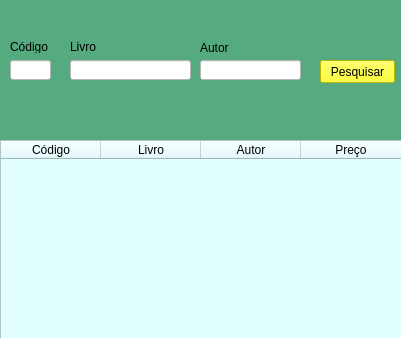
Above: arquivos_ui/TelaBuscaLivros.ui from programming-island/Biblioteca2.0 before the change. Below: the same form after it.
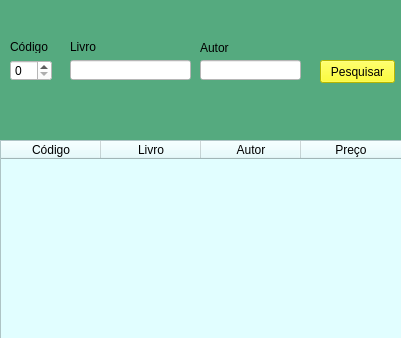
That is the form after the change. Icons and pictures are not drawn.

Commit message: Pagina de add livro e pesquisa

Diff of the .ui file:
```diff
--- a/arquivos_ui/TelaBuscaLivros.ui
+++ b/arquivos_ui/TelaBuscaLivros.ui
@@ -50,19 +50,6 @@
      </property>
     </column>
    </widget>
-   <widget class="QLineEdit" name="edtcodigo">
-    <property name="geometry">
-     <rect>
-      <x>10</x>
-      <y>60</y>
-      <width>41</width>
-      <height>20</height>
-     </rect>
-    </property>
-    <property name="styleSheet">
-     <string notr="true">background-color: rgb(255, 255, 255);</string>
-    </property>
-   </widget>
    <widget class="QLineEdit" name="edtlivro">
     <property name="geometry">
      <rect>
@@ -148,6 +135,19 @@
      <string>Autor</string>
     </property>
    </widget>
+   <widget class="QSpinBox" name="sbCodigo">
+    <property name="geometry">
+     <rect>
+      <x>10</x>
+      <y>60</y>
+      <width>42</width>
+      <height>21</height>
+     </rect>
+    </property>
+    <property name="styleSheet">
+     <string notr="true">background-color: rgb(255, 255, 255);</string>
+    </property>
+   </widget>
   </widget>
  </widget>
  <resources/>
```
Left out of the diff: 11 changed lines with no effect on the pictures. The commit also changes 11 other files.
